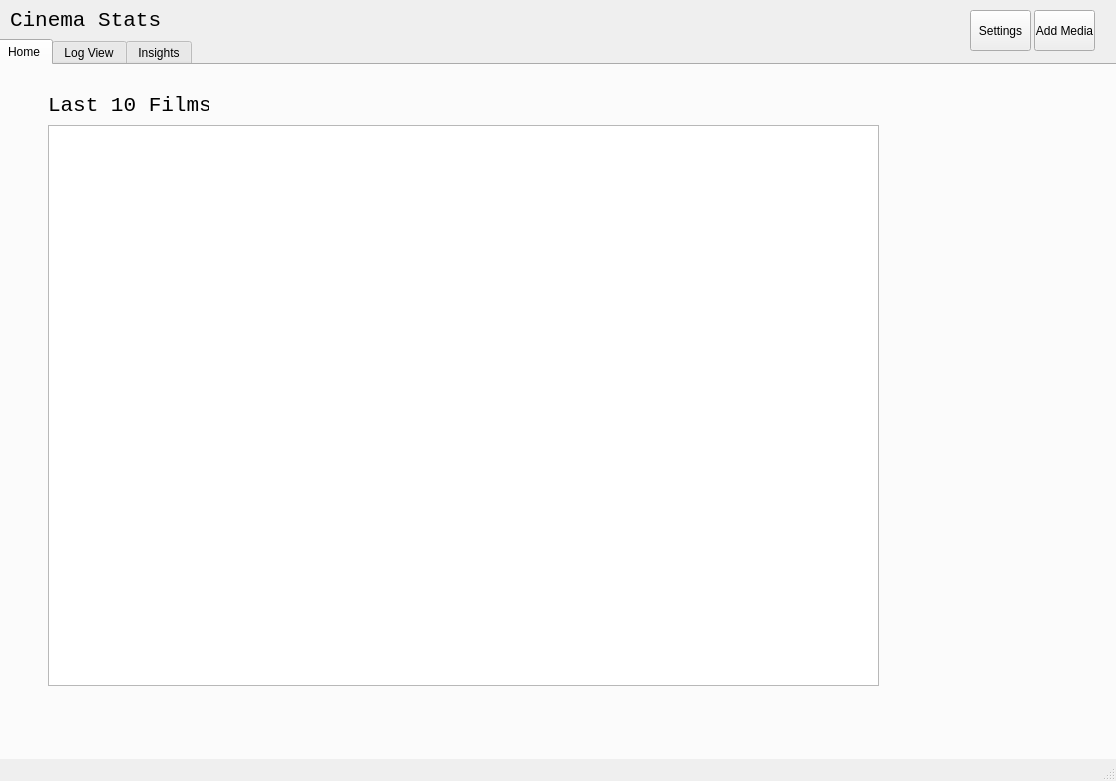
Qt form MainWindowV1.ui (steinmns/Cinema-Stats) before a commit.
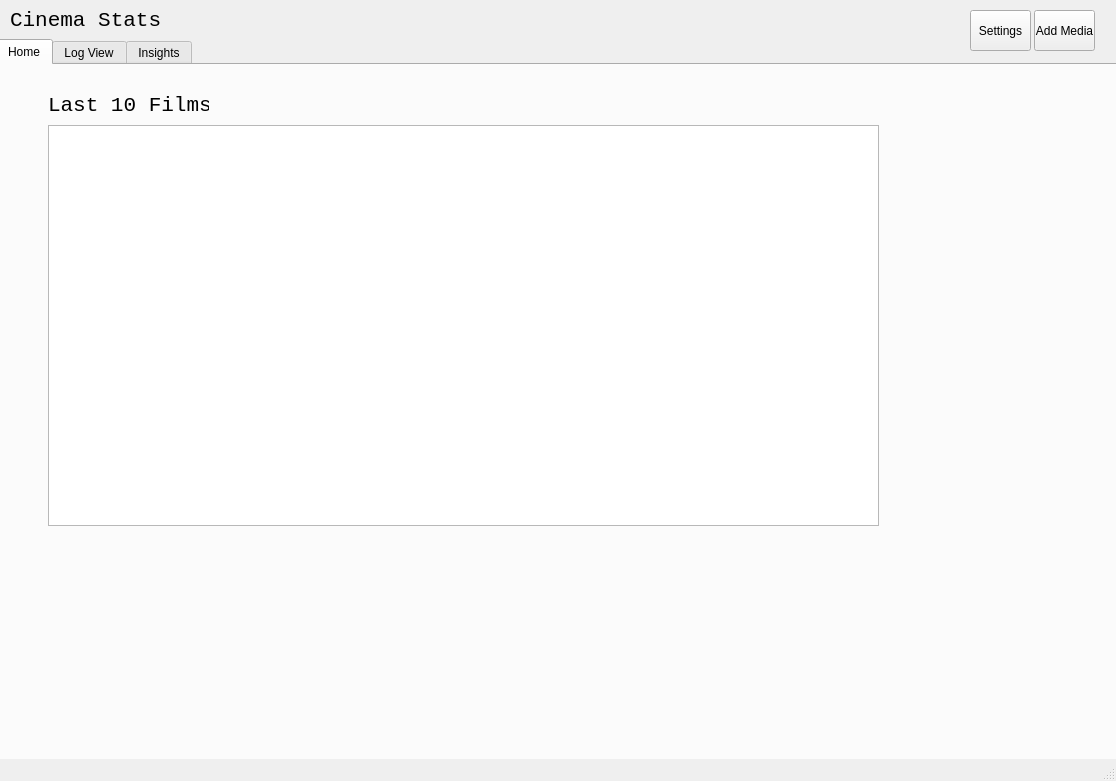
The same form after that commit.

Commit message: Removed ID column from table display and add refresh method for the main table.

The edit to the form file:
```diff
--- a/MainWindowV1.ui
+++ b/MainWindowV1.ui
@@ -55,7 +55,7 @@
         <x>50</x>
         <y>60</y>
         <width>831</width>
-        <height>561</height>
+        <height>401</height>
        </rect>
       </property>
       <property name="frameShape">
```
The commit also changes 1 other file.
